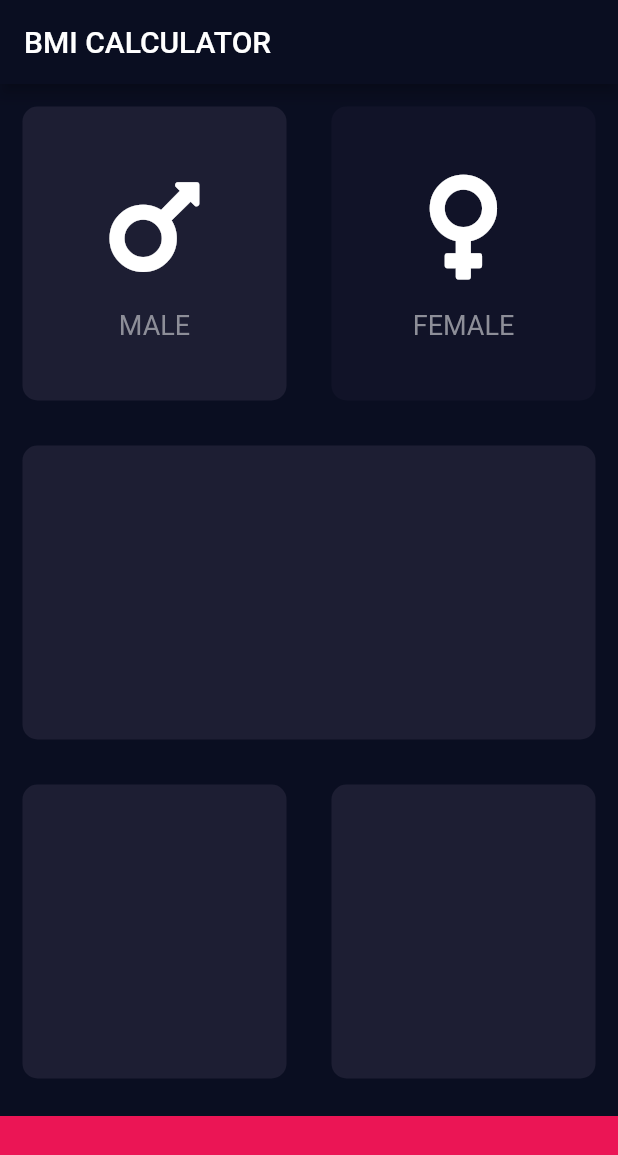
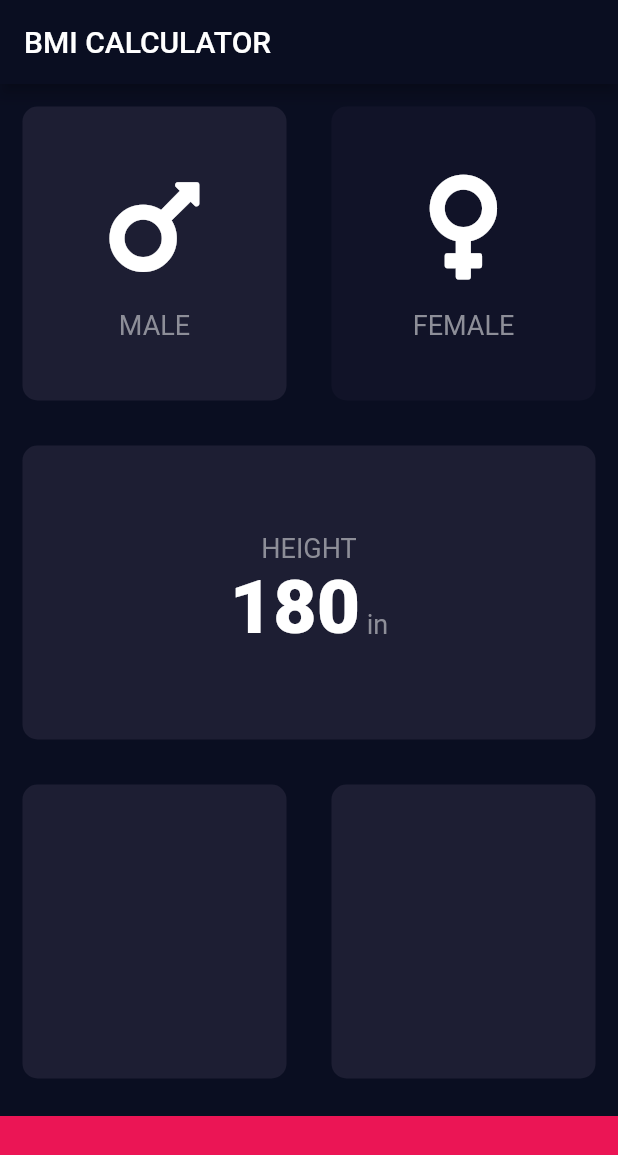
Before and after one commit to Andrew335/BMI_calculator, a Flutter app: the screen it shows after launch, after a tap on "MALE", on a phone screen of 412 x 824 dp. Shown: the top 1155 px of the screen. Run offline on Flutter 3.47's test engine with Material 2 defaults, Android fonts, the phone set to English and light mode, and no system bars; our stand-ins replace font_awesome_flutter.

Commit message:
Added first two rows of the middle card.

```diff
--- /dev/null
+++ b/lib/constants.dart
@@ -0,0 +1,12 @@
+import 'package:flutter/material.dart';
+
+const kLabelTextStyle = TextStyle(fontSize: 18.0, color: Color(0xFF8D8E98));
+const kSelectionTextStyle = TextStyle(
+  fontSize: 50,
+  fontWeight: FontWeight.w900,
+);
+
+const kBottomContainerHeight = 80.0;
+const kActiveCardColor = Color(0xFF1d1e33);
+const kInactiveCardColor = Color(0xFF111328);
+const kBottomContainerColor = Color(0xFFEB1555);
--- a/lib/icon_content.dart
+++ b/lib/icon_content.dart
@@ -1,6 +1,5 @@
 import 'package:flutter/material.dart';
-
-const labelTextStyle = TextStyle(fontSize: 18.0, color: Color(0xFF8D8E98));
+import 'constants.dart';
 
 class IconContent extends StatelessWidget {
   IconContent({@required this.cardIcon, @required this.cardText});
@@ -22,7 +21,7 @@ class IconContent extends StatelessWidget {
         ),
         Text(
           cardText,
-          style: labelTextStyle,
+          style: kLabelTextStyle,
         ),
       ],
     );
--- a/lib/input_page.dart
+++ b/lib/input_page.dart
@@ -2,11 +2,7 @@ import 'package:flutter/material.dart';
 import 'package:font_awesome_flutter/font_awesome_flutter.dart';
 import 'icon_content.dart';
 import 'reusable_card.dart';
-
-const bottomContainerHeight = 80.0;
-const activeCardColor = Color(0xFF1d1e33);
-const inactiveCardColor = Color(0xFF111328);
-const bottomContainerColor = Color(0xFFEB1555);
+import 'constants.dart';
 
 enum Gender { male, female }
 
@@ -16,27 +12,7 @@ class InputPage extends StatefulWidget {
 }
 
 class _InputPageState extends State<InputPage> {
-  Color maleCardColor = inactiveCardColor;
-  Color femaleCardColor = inactiveCardColor;
-
-  //1 = male, 2 = female
-  void updateColor(Gender gender) {
-    if (gender == Gender.male) {
-      if (maleCardColor == activeCardColor) {
-        maleCardColor = inactiveCardColor;
-      } else {
-        maleCardColor = activeCardColor;
-        femaleCardColor = inactiveCardColor;
-      }
-    } else {
-      if (femaleCardColor == activeCardColor) {
-        femaleCardColor = inactiveCardColor;
-      } else {
-        maleCardColor = inactiveCardColor;
-        femaleCardColor = activeCardColor;
-      }
-    }
-  }
+  Gender selectedGender;
 
   @override
   Widget build(BuildContext context) {
@@ -47,69 +23,85 @@ class _InputPageState extends State<InputPage> {
       ),
       body: SafeArea(
         child: Column(
+          crossAxisAlignment: CrossAxisAlignment.stretch,
           children: <Widget>[
             Expanded(
               child: Row(
                 children: <Widget>[
                   Expanded(
-                    child: GestureDetector(
-                      onTap: () {
-                        print('Male card was pressed');
+                    child: ReusableCard(
+                      color: selectedGender == Gender.male
+                          ? kActiveCardColor
+                          : kInactiveCardColor,
+                      cardChild: IconContent(
+                        cardIcon: FontAwesomeIcons.mars,
+                        cardText: 'MALE',
+                      ),
+                      onPress: () {
                         setState(() {
-                          updateColor(Gender.male);
+                          selectedGender = Gender.male;
                         });
                       },
-                      child: ReusableCard(
-                        color: maleCardColor,
-                        cardChild: IconContent(
-                          cardIcon: FontAwesomeIcons.mars,
-                          cardText: 'MALE',
-                        ),
-                      ),
                     ),
                   ),
                   Expanded(
-                    child: GestureDetector(
-                      onTap: () {
-                        print('Female card was pressed');
+                    child: ReusableCard(
+                      color: selectedGender == Gender.female
+                          ? kActiveCardColor
+                          : kInactiveCardColor,
+                      cardChild: IconContent(
+                        cardIcon: FontAwesomeIcons.venus,
+                        cardText: 'FEMALE',
+                      ),
+                      onPress: () {
                         setState(() {
-                          updateColor(Gender.female);
+                          selectedGender = Gender.female;
                         });
                       },
-                      child: ReusableCard(
-                        color: femaleCardColor,
-                        cardChild: IconContent(
-                          cardIcon: FontAwesomeIcons.venus,
-                          cardText: 'FEMALE',
-                        ),
-                      ),
                     ),
                   ),
                 ],
               ),
             ),
             Expanded(
-              child: ReusableCard(color: activeCardColor),
+              child: ReusableCard(
+                color: kActiveCardColor,
+                cardChild: Column(
+                  mainAxisAlignment: MainAxisAlignment.center,
+                  children: <Widget>[
+                    Text('HEIGHT', style: kLabelTextStyle),
+                    Row(
+                      mainAxisAlignment: MainAxisAlignment.center,
+                      textBaseline: TextBaseline.alphabetic,
+                      crossAxisAlignment: CrossAxisAlignment.baseline,
+                      children: <Widget>[
+                        Text('180', style: kSelectionTextStyle),
+                        Text(' in', style: kLabelTextStyle)
+                      ],
+                    ),
+                  ],
+                ),
+              ),
             ),
             Expanded(
               child: Row(
                 children: <Widget>[
                   Expanded(
-                    child: ReusableCard(color: activeCardColor),
+                    child: ReusableCard(color: kActiveCardColor),
                   ),
                   Expanded(
                     child: ReusableCard(
-                      color: activeCardColor,
+                      color: kActiveCardColor,
                     ),
                   ),
                 ],
               ),
             ),
             Container(
-              color: bottomContainerColor,
+              color: kBottomContainerColor,
               margin: EdgeInsets.only(top: 10.0),
               width: double.infinity,
-              height: bottomContainerHeight,
+              height: kBottomContainerHeight,
             )
           ],
         ),
--- a/lib/reusable_card.dart
+++ b/lib/reusable_card.dart
@@ -1,19 +1,23 @@
 import 'package:flutter/material.dart';
 
 class ReusableCard extends StatelessWidget {
-  ReusableCard({@required this.color, this.cardChild});
+  ReusableCard({@required this.color, this.cardChild, this.onPress});
 
   final Color color;
   final Widget cardChild;
+  final Function onPress;
 
   @override
   Widget build(BuildContext context) {
-    return Container(
-      child: cardChild,
-      margin: EdgeInsets.all(15.0),
-      decoration: BoxDecoration(
-        color: color,
-        borderRadius: BorderRadius.circular(10.0),
+    return GestureDetector(
+      onTap: onPress,
+      child: Container(
+        child: cardChild,
+        margin: EdgeInsets.all(15.0),
+        decoration: BoxDecoration(
+          color: color,
+          borderRadius: BorderRadius.circular(10.0),
+        ),
       ),
     );
   }
```
